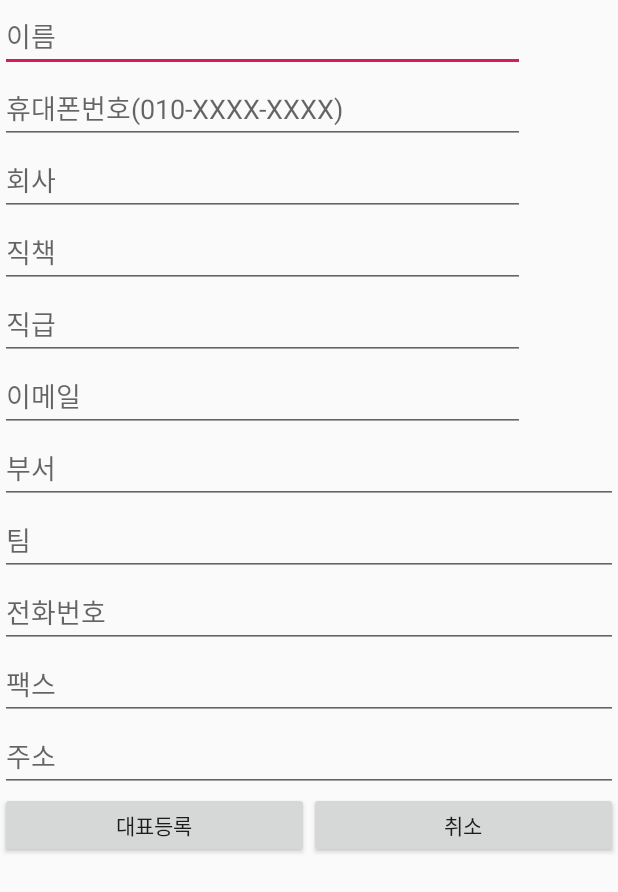
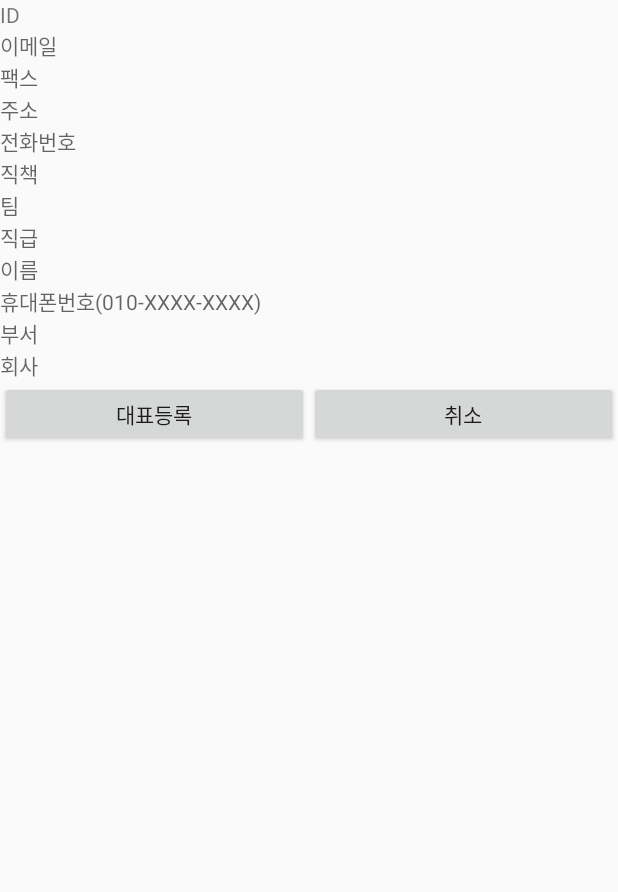
Before and after one commit to teamebcapp/ebc-client, an Android app: the layout my_list_item.xml on its own in the app's theme, with its tools: preview values and no code run, on a phone screen of 412 x 824 dp. Shown: the top 892 px of the screen. Run offline under Robolectric (Android 15) with nearby library versions, the phone set to English and light mode, and no system bars.

Commit message:
내명함조회 완료

```diff
--- a/app/src/main/java/teamebcapp/ebc/MainActivity.java
+++ b/app/src/main/java/teamebcapp/ebc/MainActivity.java
@@ -13,9 +13,9 @@ import teamebcapp.ebc.Frag3_BC.Fragment3;
 
 public class MainActivity extends AppCompatActivity implements View.OnClickListener{
 
-    static   {
+/*    static   {
         System . loadLibrary ( "native-lib" ) ;
-    }
+    }*/
 
     private final int FRAGMENT1 = 1;
     private final int FRAGMENT2 = 2;
--- a/app/src/main/java/teamebcapp/ebc/RegisterActivity.java
+++ b/app/src/main/java/teamebcapp/ebc/RegisterActivity.java
@@ -58,6 +58,7 @@ public class RegisterActivity extends AppCompatActivity {
                     call.enqueue(new Callback<User>() {
                         @Override
                         public void onResponse(Call<User> call, Response<User> response) {
+                            Toast.makeText(getApplicationContext(), "회원가입이 완료되었습니다", Toast.LENGTH_LONG).show();
                             Intent registerIntent = new Intent(RegisterActivity.this, LoginActivity.class);
                             RegisterActivity.this.startActivity(registerIntent);
                         }
--- a/app/src/main/java/teamebcapp/ebc/user/User.java
+++ b/app/src/main/java/teamebcapp/ebc/user/User.java
@@ -1,6 +1,4 @@
 package teamebcapp.ebc.user;
-
-import javax.xml.transform.Result;
 
 public class User {
     public int UserSeq;
--- a/app/src/main/java/teamebcapp/ebc/user/UserService.java
+++ b/app/src/main/java/teamebcapp/ebc/user/UserService.java
@@ -20,6 +20,10 @@ public interface UserService {
     Call<User> GetUser(
             @Query("userid") String UserId,
             @Query("password") String Password);
+
+    @GET("user")
+    Call<User> GetUserInfo(
+            @Query("userid") String UserId);
 
     //내정보조회
     @GET("user")
--- a/app/src/main/res/layout/my_list_item.xml
+++ b/app/src/main/res/layout/my_list_item.xml
@@ -1,108 +1,118 @@
 <?xml version="1.0" encoding="utf-8"?>
 <LinearLayout xmlns:android="http://schemas.android.com/apk/res/android"
     xmlns:tools="http://schemas.android.com/tools"
-    android:id="@+id/ScrollView1"
     android:layout_width="match_parent"
     android:layout_height="match_parent"
-    android:orientation="vertical"
-    tools:context=".Frag3_BC.ListBCActivity">
+    android:orientation="vertical">
 
 
-    <EditText
-        android:id="@+id/nameText"
+    <LinearLayout
+        android:layout_width="match_parent"
+        android:layout_height="wrap_content"
+        android:orientation="vertical">
+
+        <TextView
+            android:id="@+id/itemidText"
+            android:layout_width="match_parent"
+            android:layout_height="wrap_content"
+            android:text="ID" />
+
+        <TextView
+            android:id="@+id/itemmailText"
+            android:layout_width="350dp"
+            android:layout_height="wrap_content"
+            android:ems="10"
+            android:hint="이메일"
+            android:inputType="textPersonName" />
+
+        <TextView
+            android:id="@+id/itemfaxText"
+            android:layout_width="350dp"
+            android:layout_height="wrap_content"
+            android:ems="10"
+            android:hint="팩스"
+            android:inputType="textPersonName" />
+
+        <TextView
+            android:id="@+id/itemaddText"
+            android:layout_width="350dp"
+            android:layout_height="wrap_content"
+            android:ems="10"
+            android:hint="주소"
+            android:inputType="textPersonName" />
+
+        <TextView
+            android:id="@+id/itemtelText"
+            android:layout_width="350dp"
+            android:layout_height="wrap_content"
+            android:ems="10"
+            android:hint="전화번호"
+            android:inputType="textPersonName" />
+
+        <TextView
+            android:id="@+id/itemposiText"
+            android:layout_width="350dp"
+            android:layout_height="wrap_content"
+            android:ems="10"
+            android:hint="직책"
+            android:inputType="textPersonName" />
+
+        <TextView
+            android:id="@+id/itemteamText"
+            android:layout_width="350dp"
+            android:layout_height="wrap_content"
+            android:ems="10"
+            android:hint="팀"
+            android:inputType="textPersonName" />
+
+        <TextView
+            android:id="@+id/itemdutyText"
+            android:layout_width="350dp"
+            android:layout_height="wrap_content"
+            android:ems="10"
+            android:hint="직급"
+            android:inputType="textPersonName" />
+
+        <TextView
+            android:id="@+id/itemnameText"
             android:layout_width="350dp"
             android:layout_height="wrap_content"
             android:ems="10"
             android:hint="이름"
             android:inputType="textPersonName" />
 
-    <EditText
-        android:id="@+id/phoneText"
+        <TextView
+            android:id="@+id/itemphoneText"
             android:layout_width="350dp"
             android:layout_height="wrap_content"
             android:ems="10"
             android:hint="휴대폰번호(010-XXXX-XXXX)"
             android:inputType="textPersonName" />
 
-    <EditText
-        android:id="@+id/comText"
+        <TextView
+            android:id="@+id/itemdepartText"
+            android:layout_width="350dp"
+            android:layout_height="wrap_content"
+            android:ems="10"
+            android:hint="부서"
+            android:inputType="textPersonName" />
+
+        <TextView
+            android:id="@+id/itemcomText"
             android:layout_width="350dp"
             android:layout_height="wrap_content"
             android:ems="10"
             android:hint="회사"
             android:inputType="textPersonName" />
-
-    <EditText
-        android:id="@+id/posiText"
-        android:layout_width="350dp"
-        android:layout_height="wrap_content"
-        android:ems="10"
-        android:hint="직책"
-        android:inputType="textPersonName" />
-
-    <EditText
-        android:id="@+id/dutyText"
-        android:layout_width="350dp"
-        android:layout_height="wrap_content"
-        android:ems="10"
-        android:hint="직급"
-        android:inputType="textPersonName" />
-
-    <EditText
-        android:id="@+id/mailText"
-        android:layout_width="350dp"
-        android:layout_height="wrap_content"
-        android:ems="10"
-        android:hint="이메일"
-        android:inputType="textPersonName" />
-
-    <EditText
-        android:id="@+id/departText"
-        android:layout_width="match_parent"
-        android:layout_height="wrap_content"
-        android:ems="10"
-        android:hint="부서"
-        android:inputType="textPersonName" />
-
-    <EditText
-        android:id="@+id/teamText"
-        android:layout_width="match_parent"
-        android:layout_height="wrap_content"
-        android:ems="10"
-        android:hint="팀"
-        android:inputType="textPersonName" />
-
-    <EditText
-        android:id="@+id/telText"
-        android:layout_width="match_parent"
-        android:layout_height="wrap_content"
-        android:ems="10"
-        android:hint="전화번호"
-        android:inputType="textPersonName" />
-
-    <EditText
-        android:id="@+id/faxText"
-        android:layout_width="match_parent"
-        android:layout_height="wrap_content"
-        android:ems="10"
-        android:hint="팩스"
-        android:inputType="textPersonName" />
-
-    <EditText
-        android:id="@+id/addText"
-        android:layout_width="match_parent"
-        android:layout_height="wrap_content"
-        android:ems="10"
-        android:hint="주소"
-        android:inputType="textPersonName" />
+    </LinearLayout>
 
     <LinearLayout
         android:layout_width="match_parent"
-        android:layout_height="match_parent"
+        android:layout_height="wrap_content"
         android:orientation="horizontal">
 
         <Button
-            android:id="@+id/registerButton"
+            android:id="@+id/itemregisterButton"
             android:layout_width="352dp"
             android:layout_height="44dp"
             android:layout_weight="1"
@@ -111,7 +121,7 @@
             tools:layout_editor_absoluteY="263dp" />
 
         <Button
-            android:id="@+id/cancelButton"
+            android:id="@+id/itemcancelButton"
             android:layout_width="352dp"
             android:layout_height="44dp"
             android:layout_weight="1"
```
Also changed, not shown: app/src/main/java/teamebcapp/ebc/Frag3_BC/Fragment3.java (+10 -2 lines), app/src/main/java/teamebcapp/ebc/Frag3_BC/MyAdapter.java (+51 -45 lines), app/src/main/java/teamebcapp/ebc/Frag3_BC/MyBCListActivity.java (+20 -17 lines), app/src/main/java/teamebcapp/ebc/Frag3_BC/MyItem.java (+101 -26 lines), app/src/main/java/teamebcapp/ebc/Frag3_BC/RegisterMyBCActivity.java (+10 -21 lines), app/src/main/java/teamebcapp/ebc/LoginActivity.java (+10 -8 lines), app/src/main/res/layout/activity_my_bclist.xml (+20 -13 lines), app/src/main/res/layout/activity_register_my_bcactivity.xml (renamed from app/src/main/res/layout/activity_my_bcactivity.xml). Lines whose indentation alone changed are shown as unchanged.
